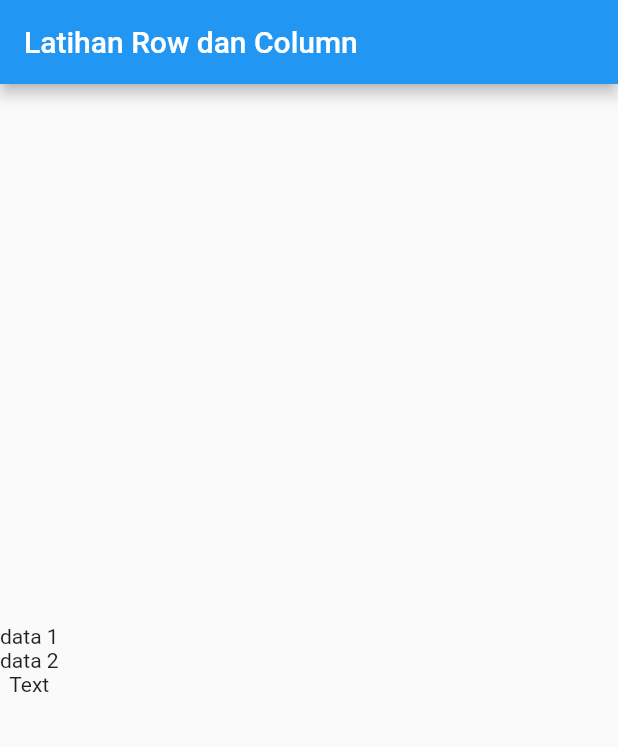
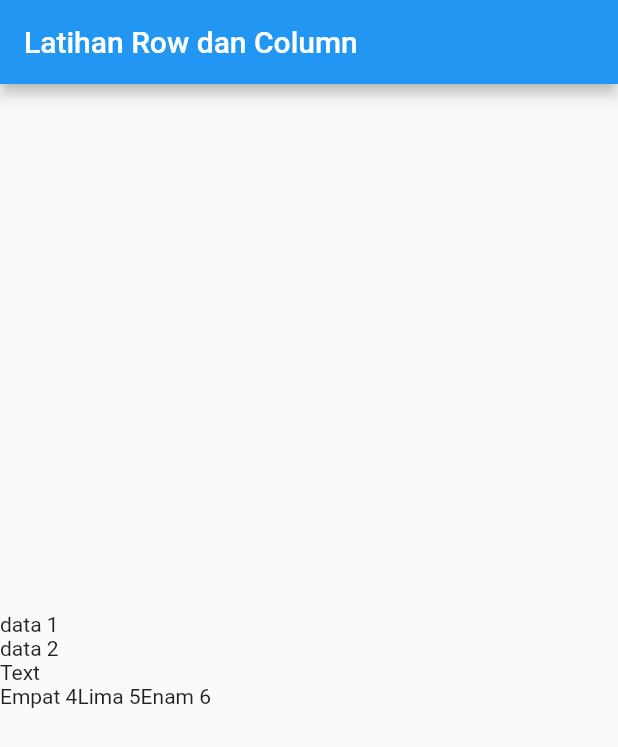
Before and after one commit to martin72gar/myflutterapp, a Flutter app: the screen it shows after launch, on a phone screen of 412 x 824 dp. Shown: the top 747 px of the screen. Run offline on Flutter 3.47's test engine with Material 2 defaults, Android fonts, the phone set to English and light mode, and no system bars.

Commit message:
column, terdapat properti crossAxisAlignment yang mengatur posisi axis secara horizontal

```diff
--- a/lib/main.dart
+++ b/lib/main.dart
@@ -17,10 +17,18 @@ class MyApp extends StatelessWidget {
         ),
         body: Column(
           mainAxisAlignment: MainAxisAlignment.center,
+          crossAxisAlignment: CrossAxisAlignment.start,
           children: [
             Text("data 1"),
             Text("data 2"),
-            Text("Text")
+            Text("Text"),
+            Row(
+              children: [
+                Text("Empat 4"),
+                Text("Lima 5"),
+                Text("Enam 6")
+              ]
+            )
           ],
         )
       ),
```
